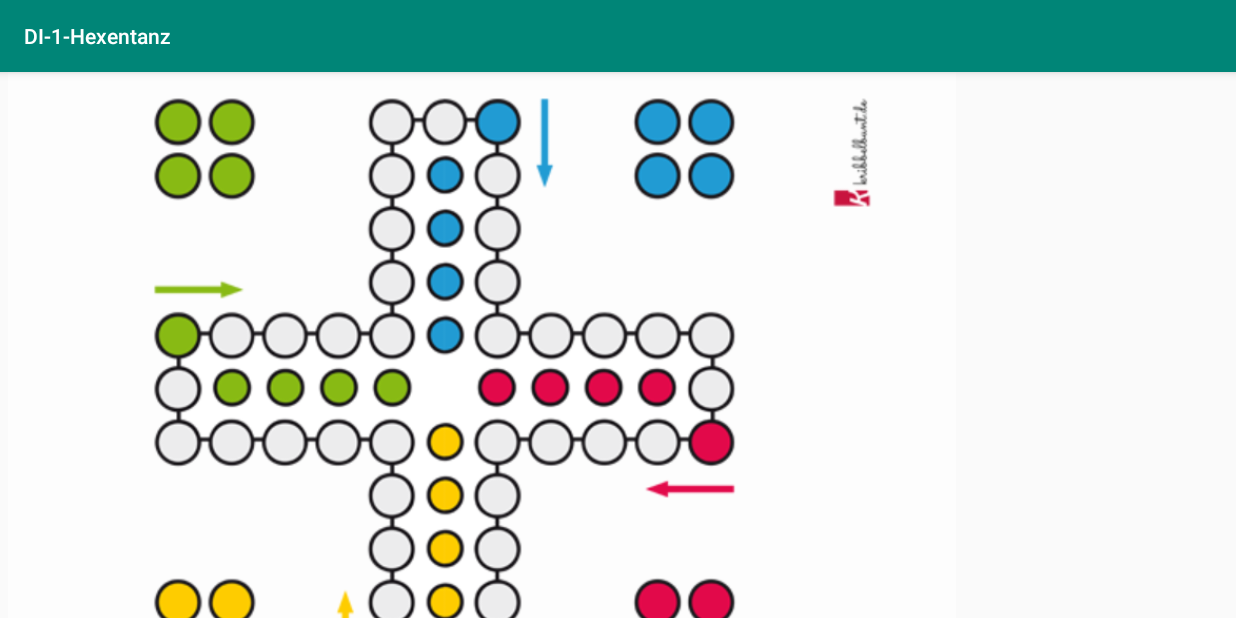
After one commit to elhoferson/DI-1-Hexentanz, an Android app: the WalkingActivity screen opened directly, with no data from a screen before it, on a phone screen of 824 x 412 dp (held sideways). The commit adds this screen. Run offline under Robolectric (Android 15) with nearby library versions, the phone set to English and light mode, and no system bars.

Commit message:
created popup when getting number 6 and new Activity for walking

```diff
--- a/app/src/main/AndroidManifest.xml
+++ b/app/src/main/AndroidManifest.xml
@@ -11,7 +11,11 @@
         android:roundIcon="@mipmap/ic_launcher_round"
         android:supportsRtl="true"
         android:theme="@style/AppTheme">
-        <activity android:name=".DiceActivity"></activity>
+        <activity android:name=".WalkingActivity"
+            android:screenOrientation="landscape">
+        </activity>
+        <activity android:name=".DiceActivity"
+            android:screenOrientation="landscape"/>
         <activity
             android:name=".MainActivity"
             android:screenOrientation="landscape">
--- /dev/null
+++ b/app/src/main/java/com/example/di_1_hexentanz/WalkingActivity.java
@@ -0,0 +1,21 @@
+package com.example.di_1_hexentanz;
+
+import android.support.v7.app.AppCompatActivity;
+import android.os.Bundle;
+
+public class WalkingActivity extends AppCompatActivity {
+
+
+    @Override
+    protected void onCreate(Bundle savedInstanceState) {
+        super.onCreate(savedInstanceState);
+        setContentView(R.layout.activity_walking);
+    }
+
+    public static int walkFields(int numberOfFields) {
+
+        System.out.printf("gehe %d felder", numberOfFields);
+        return numberOfFields;
+
+    }
+}
--- /dev/null
+++ b/app/src/main/res/layout/activity_walking.xml
@@ -0,0 +1,16 @@
+<?xml version="1.0" encoding="utf-8"?>
+<android.support.constraint.ConstraintLayout xmlns:android="http://schemas.android.com/apk/res/android"
+    xmlns:app="http://schemas.android.com/apk/res-auto"
+    xmlns:tools="http://schemas.android.com/tools"
+    android:layout_width="match_parent"
+    android:layout_height="match_parent"
+    tools:context=".WalkingActivity">
+
+    <ImageView
+        android:id="@+id/spielbrett"
+        android:layout_width="642dp"
+        android:layout_height="421dp"
+        app:srcCompat="@drawable/spielfeld"
+        tools:layout_editor_absoluteX="87dp"
+        tools:layout_editor_absoluteY="0dp" />
+</android.support.constraint.ConstraintLayout>
```
Also changed, not shown: app/src/main/java/com/example/di_1_hexentanz/DiceActivity.java (+28 -8 lines), app/src/main/res/drawable-v24/spielfeld.png (added).
